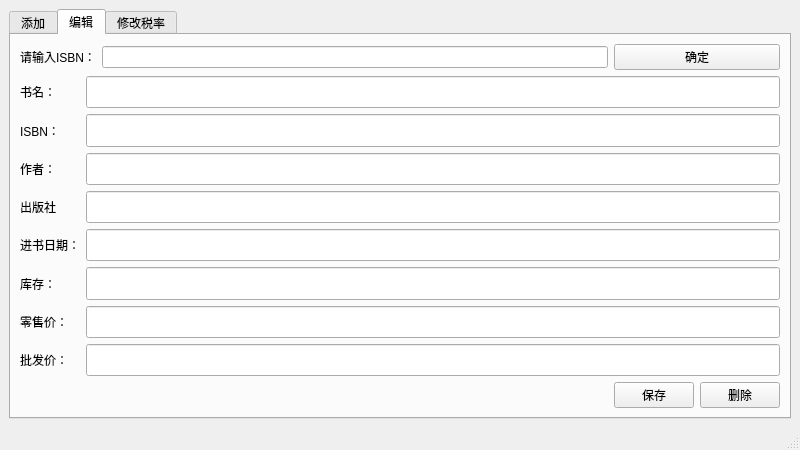
Before: the Qt Designer form ui/ManageWindow.ui in li1553770945/course-design-GUI, drawn with Qt 5.
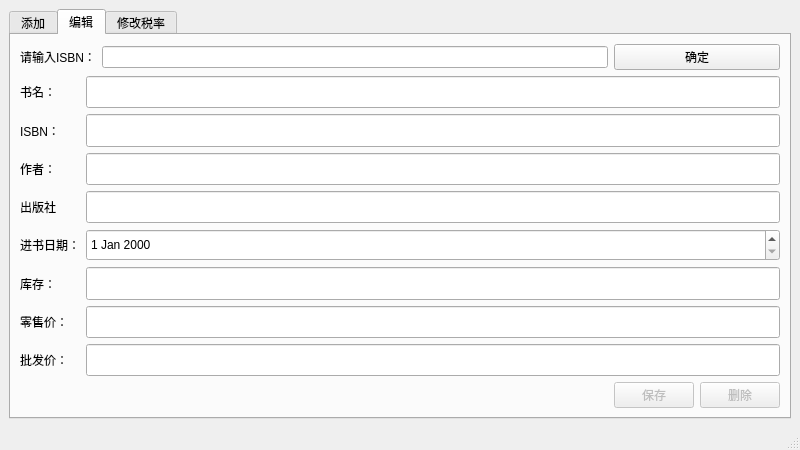
After: the same form once the commit is applied. The open tabs and pages were chosen to show the change.

Commit message: 1.修复了BookData比较函数错误的BUG 2.将书的详细信息窗口改为QDialog 3.修复了文件无法保存的BUG 4.将编辑、添加中的日期展示从字符串改为QDateWidgest 5.实现了报表模块 6.修复了销售窗口内存泄露的BUG。 7.实现了编辑和删除功能。

The edit to the form file:
```diff
--- a/ui/ManageWindow.ui
+++ b/ui/ManageWindow.ui
@@ -380,21 +380,6 @@
             </property>
            </widget>
           </item>
-          <item row="4" column="1">
-           <widget class="QLineEdit" name="DateAddedEdit">
-            <property name="sizePolicy">
-             <sizepolicy hsizetype="Expanding" vsizetype="Preferred">
-              <horstretch>0</horstretch>
-              <verstretch>0</verstretch>
-             </sizepolicy>
-            </property>
-            <property name="font">
-             <font>
-              <pointsize>12</pointsize>
-             </font>
-            </property>
-           </widget>
-          </item>
           <item row="0" column="0">
            <widget class="QLabel" name="label_15">
             <property name="text">
@@ -449,6 +434,16 @@
             </property>
            </widget>
           </item>
+          <item row="4" column="1">
+           <widget class="QDateEdit" name="DateAddedEdit">
+            <property name="sizePolicy">
+             <sizepolicy hsizetype="Expanding" vsizetype="Preferred">
+              <horstretch>0</horstretch>
+              <verstretch>0</verstretch>
+             </sizepolicy>
+            </property>
+           </widget>
+          </item>
          </layout>
         </item>
         <item row="2" column="0">
@@ -468,6 +463,9 @@
          <layout class="QHBoxLayout" name="horizontalLayout_2">
           <item>
            <widget class="QPushButton" name="ButtonSave">
+            <property name="enabled">
+             <bool>false</bool>
+            </property>
             <property name="text">
              <string>保存</string>
             </property>
@@ -475,6 +473,9 @@
           </item>
           <item>
            <widget class="QPushButton" name="ButtonDelete">
+            <property name="enabled">
+             <bool>false</bool>
+            </property>
             <property name="text">
              <string>删除</string>
             </property>
```
Left out of the diff: 35 changed lines with no effect on the pictures. The commit also changes 18 other files.
